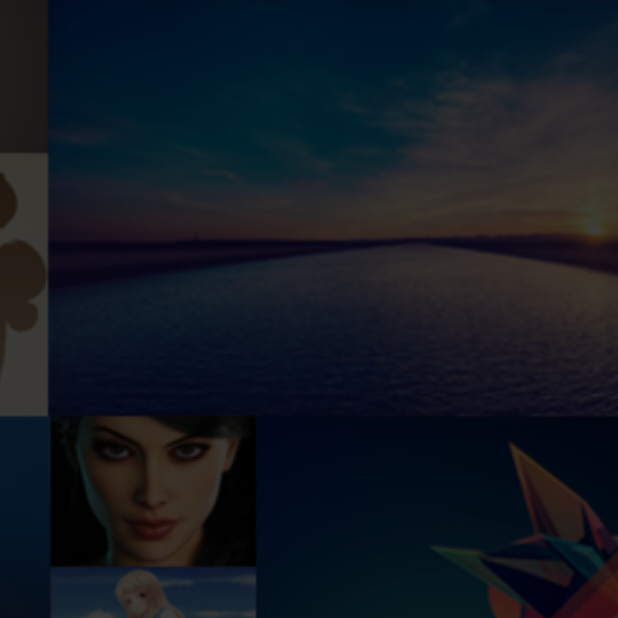
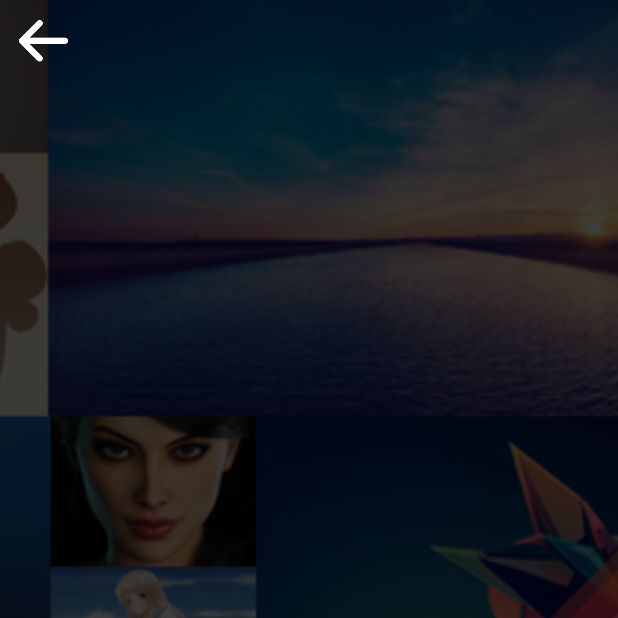
Before and after one commit to kentdzai/BeblueWallpaper, an Android app: the screen it shows after launch (DetailImageActivity2), on a phone screen of 412 x 824 dp, the top half of it. Run offline under Robolectric (Android 15) with nearby library versions, the phone set to English and light mode, and no system bars.

Commit message:
update detailimage

```diff
--- a/app/src/main/AndroidManifest.xml
+++ b/app/src/main/AndroidManifest.xml
@@ -23,11 +23,10 @@
         <activity
             android:name=".DetailImageActivity2"
             android:configChanges="orientation|keyboardHidden|screenSize"
-            android:label="@string/title_activity_detail_image2"
+            android:label=""
             android:theme="@style/FullscreenTheme">
             <intent-filter>
                 <action android:name="android.intent.action.MAIN" />
-
                 <category android:name="android.intent.category.LAUNCHER" />
             </intent-filter>
         </activity>
--- a/app/src/main/java/com/soft/kent/bebluewallpaper/DetailImageActivity2.java
+++ b/app/src/main/java/com/soft/kent/bebluewallpaper/DetailImageActivity2.java
@@ -1,10 +1,13 @@
 package com.soft.kent.bebluewallpaper;
 
 import android.annotation.SuppressLint;
+import android.content.Intent;
 import android.support.v7.app.ActionBar;
 import android.support.v7.app.AppCompatActivity;
 import android.os.Bundle;
 import android.os.Handler;
+import android.support.v7.widget.Toolbar;
+import android.view.MenuItem;
 import android.view.MotionEvent;
 import android.view.View;
 
@@ -41,7 +44,8 @@ public class DetailImageActivity2 extends AppCompatActivity {
                     | View.SYSTEM_UI_FLAG_LAYOUT_STABLE
                     | View.SYSTEM_UI_FLAG_IMMERSIVE_STICKY
                     | View.SYSTEM_UI_FLAG_LAYOUT_HIDE_NAVIGATION
-                    | View.SYSTEM_UI_FLAG_HIDE_NAVIGATION);
+                    | View.SYSTEM_UI_FLAG_HIDE_NAVIGATION
+            );
         }
     };
     private View mControlsView;
@@ -72,12 +76,19 @@ public class DetailImageActivity2 extends AppCompatActivity {
             return false;
         }
     };
+    Toolbar toolbar;
 
     @Override
     protected void onCreate(Bundle savedInstanceState) {
         super.onCreate(savedInstanceState);
+        setContentView(R.layout.activity_detail_image2);
 
-        setContentView(R.layout.activity_detail_image2);
+        toolbar = (Toolbar) findViewById(R.id.toolbar1);
+        setSupportActionBar(toolbar);
+//        getSupportActionBar().setDisplayHomeAsUpEnabled(true);
+//        getSupportActionBar().setDisplayShowHomeEnabled(true);
+        toolbar.setNavigationIcon(R.mipmap.ic_backarrow);
+        toolbar.setTitle("");
 
         mVisible = true;
         mControlsView = findViewById(R.id.fullscreen_content_controls);
@@ -118,9 +129,9 @@ public class DetailImageActivity2 extends AppCompatActivity {
 
     private void hide() {
         // Hide UI first
-        ActionBar actionBar = getSupportActionBar();
-        if (actionBar != null) {
-            actionBar.hide();
+//        ActionBar actionBar = getSupportActionBar();
+        if (toolbar != null) {
+            toolbar.hideOverflowMenu();
         }
         mControlsView.setVisibility(View.GONE);
         mVisible = false;
@@ -150,4 +161,15 @@ public class DetailImageActivity2 extends AppCompatActivity {
         mHideHandler.removeCallbacks(mHideRunnable);
         mHideHandler.postDelayed(mHideRunnable, delayMillis);
     }
+
+    @Override
+    public boolean onOptionsItemSelected(MenuItem item) {
+        switch (item.getItemId()) {
+            case android.R.id.home:
+                startActivity(new Intent(DetailImageActivity2.this, MainActivity.class));
+                finish();
+                break;
+        }
+        return super.onOptionsItemSelected(item);
+    }
 }
--- a/app/src/main/res/layout/activity_detail_image2.xml
+++ b/app/src/main/res/layout/activity_detail_image2.xml
@@ -4,10 +4,6 @@
     android:layout_height="match_parent"
     android:background="#0099cc"
     tools:context="com.soft.kent.bebluewallpaper.DetailImageActivity2">
-
-    <!-- The primary full-screen view. This can be replaced with whatever view
-         is needed to present your content, e.g. VideoView, SurfaceView,
-         TextureView, etc. -->
 
     <ImageView
         android:id="@+id/ivDetail"
@@ -21,6 +17,13 @@
         android:layout_width="match_parent"
         android:layout_height="match_parent"
         android:fitsSystemWindows="true">
+
+        <android.support.v7.widget.Toolbar
+            android:id="@+id/toolbar1"
+            android:layout_width="match_parent"
+            android:layout_height="wrap_content"
+            android:layout_alignParentTop="true"
+            android:background="@android:color/transparent" />
 
         <LinearLayout
             android:id="@+id/fullscreen_content_controls"
@@ -37,11 +40,19 @@
                 android:layout_width="match_parent"
                 android:layout_height="match_parent">
 
+                <View
+                    android:id="@+id/viewV"
+                    android:layout_width="match_parent"
+                    android:layout_height="350dp"
+                    android:layout_alignParentTop="true" />
+
                 <android.support.design.widget.FloatingActionButton
                     android:layout_width="wrap_content"
                     android:layout_height="wrap_content"
+                    android:layout_alignBottom="@id/viewV"
                     android:layout_alignParentRight="true"
-                    android:layout_marginBottom="-30dp"
+                    android:layout_marginBottom="-32dp"
+                    android:layout_marginRight="20dp"
                     android:src="@mipmap/ic_favorite" />
 
                 <LinearLayout
@@ -59,7 +70,8 @@
                         android:layout_marginBottom="5dp"
                         android:gravity="left"
                         android:text="Beach Resort Sunset"
-                        android:textSize="14sp" />
+                        android:textSize="14sp"
+                        android:textStyle="bold" />
 
                     <TextView
                         android:layout_width="wrap_content"
@@ -141,8 +153,6 @@
                     </LinearLayout>
                 </LinearLayout>
             </RelativeLayout>
-
-
         </LinearLayout>
     </FrameLayout>
 
--- a/app/src/main/res/values/styles.xml
+++ b/app/src/main/res/values/styles.xml
@@ -41,9 +41,12 @@
         <item name="android:windowBackground">@null</item>
         <item name="metaButtonBarStyle">?android:attr/buttonBarStyle</item>
         <item name="metaButtonBarButtonStyle">?android:attr/buttonBarButtonStyle</item>
+        <item name="windowActionBar">false</item>
+        <item name="windowNoTitle">true</item>
     </style>
 
     <style name="FullscreenActionBarStyle" parent="Widget.AppCompat.ActionBar">
         <item name="android:background">@android:color/transparent</item>
+
     </style>
 </resources>
```
